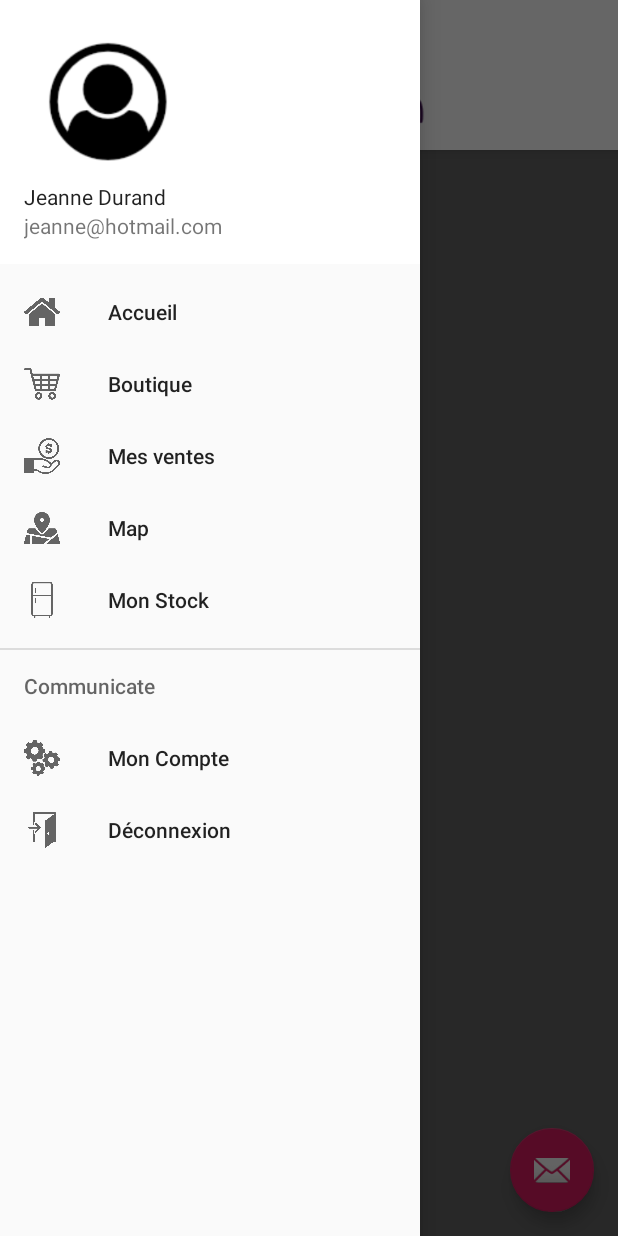
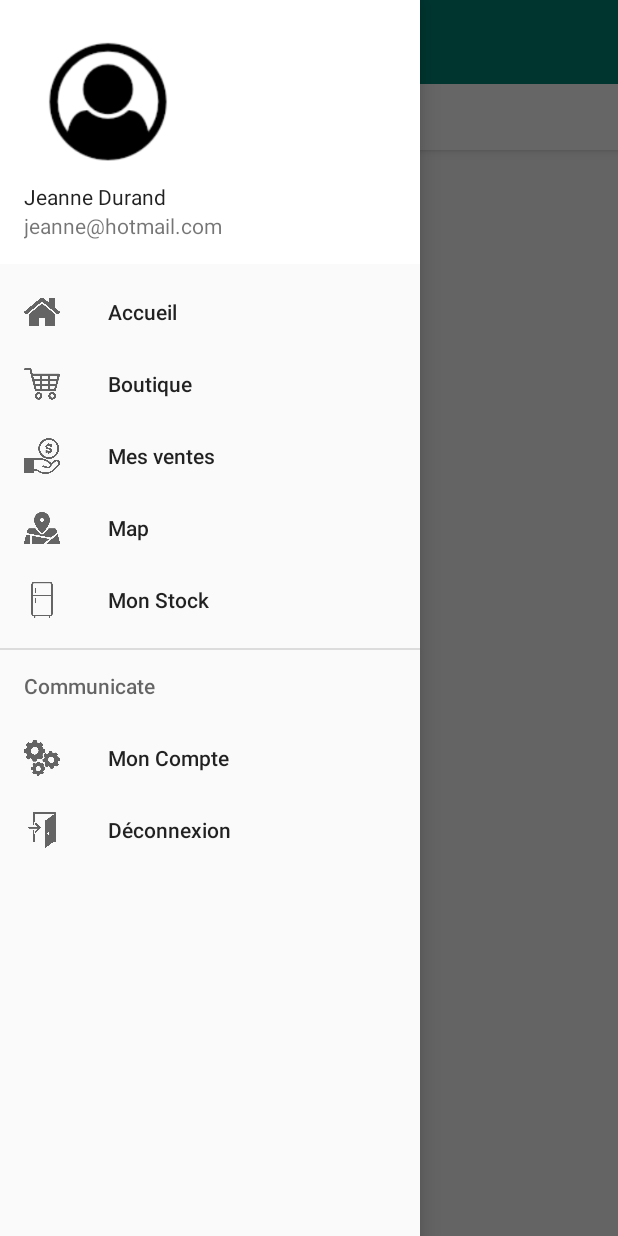
Before and after one commit to raniafe/ihm, an Android app: the screen it shows after launch (MainActivity), with the side drawer open, on a phone screen of 412 x 824 dp. Run offline under Robolectric (Android 15) with nearby library versions, the phone set to English and light mode, and no system bars.

Commit message:
# menu sur activité principale # début du stock pour la gestion des notifications # refactoring

```diff
--- a/GaspiMiamMobile/GaspiMiamVA/app/src/main/AndroidManifest.xml
+++ b/GaspiMiamMobile/GaspiMiamVA/app/src/main/AndroidManifest.xml
@@ -10,7 +10,7 @@
         android:supportsRtl="true"
         android:theme="@style/AppTheme">
         <activity
-            android:name=".MainActivity"
+            android:name=".activites.MainActivity"
             android:label="@string/app_name"
             android:theme="@style/AppTheme.NoActionBar">
             <intent-filter>
--- a/GaspiMiamMobile/GaspiMiamVA/app/src/main/java/com/example/gaspimiamva/Boutique.java
+++ b/GaspiMiamMobile/GaspiMiamVA/app/src/main/java/com/example/gaspimiamva/activites/Boutique.java
@@ -1,7 +1,9 @@
-package com.example.gaspimiamva;
+package com.example.gaspimiamva.activites;
 
 import android.support.v7.app.AppCompatActivity;
 import android.os.Bundle;
+
+import com.example.gaspimiamva.R;
 
 public class Boutique extends AppCompatActivity {
 
--- a/GaspiMiamMobile/GaspiMiamVA/app/src/main/java/com/example/gaspimiamva/MainActivity.java
+++ b/GaspiMiamMobile/GaspiMiamVA/app/src/main/java/com/example/gaspimiamva/activites/MainActivity.java
@@ -1,30 +1,34 @@
-package com.example.gaspimiamva;
+package com.example.gaspimiamva.activites;
 
 import android.content.Intent;
 import android.os.Bundle;
-import android.support.design.widget.FloatingActionButton;
-import android.support.design.widget.Snackbar;
-import android.view.View;
+import android.util.Log;
 import android.support.design.widget.NavigationView;
 import android.support.v4.view.GravityCompat;
 import android.support.v4.widget.DrawerLayout;
 import android.support.v7.app.ActionBarDrawerToggle;
 import android.support.v7.app.AppCompatActivity;
 import android.support.v7.widget.Toolbar;
-import android.view.Menu;
 import android.view.MenuItem;
+
+import com.example.gaspimiamva.R;
+import com.example.gaspimiamva.activites.Boutique;
 
 public class MainActivity extends AppCompatActivity
         implements NavigationView.OnNavigationItemSelectedListener {
+
+    private static int step = 0;
 
 
     @Override
     protected void onCreate(Bundle savedInstanceState) {
         super.onCreate(savedInstanceState);
         setContentView(R.layout.activity_main);
+
         Toolbar toolbar = (Toolbar) findViewById(R.id.toolbar);
         setSupportActionBar(toolbar);
 
+        /*
         FloatingActionButton fab = (FloatingActionButton) findViewById(R.id.fab);
         fab.setOnClickListener(new View.OnClickListener() {
             @Override
@@ -33,10 +37,12 @@ public class MainActivity extends AppCompatActivity
                         .setAction("Action", null).show();
             }
         });
+        */
 
         DrawerLayout drawer = (DrawerLayout) findViewById(R.id.drawer_layout);
         ActionBarDrawerToggle toggle = new ActionBarDrawerToggle(
                 this, drawer, toolbar, R.string.navigation_drawer_open, R.string.navigation_drawer_close);
+
         drawer.addDrawerListener(toggle);
         toggle.syncState();
 
@@ -53,13 +59,15 @@ public class MainActivity extends AppCompatActivity
             super.onBackPressed();
         }
     }
-
+/*
     @Override
     public boolean onCreateOptionsMenu(Menu menu) {
+
         // Inflate the menu; this adds items to the action bar if it is present.
         getMenuInflater().inflate(R.menu.activity_main_drawer, menu);
         return true;
     }
+    */
 
     @Override
     public boolean onOptionsItemSelected(MenuItem item) {
@@ -81,6 +89,7 @@ public class MainActivity extends AppCompatActivity
     public boolean onNavigationItemSelected(MenuItem item) {
         // Handle navigation view item clicks here.
         int id = item.getItemId();
+
 
         if (id == R.id.nav_accueil) {
             // Handle the camera action
@@ -106,7 +115,37 @@ public class MainActivity extends AppCompatActivity
 
     public void openActivityBoutique()
     {
-        Intent intent = new Intent(this,Boutique.class) ;
+        Intent intent = new Intent(this, Boutique.class) ;
         startActivity(intent) ;
     }
+
+    @Override
+    protected void onStart() {
+        Log.d("LIFECYCLE", "step " + step++ + "  --> onStart()");
+        super.onStart();
+    }
+
+    @Override
+    protected void onResume() {
+        super.onResume();
+        Log.d("LIFECYCLE", "step " + step++ + "  --> onResume()");
+    }
+
+    @Override
+    protected void onPause() {
+        super.onPause();
+        Log.d("LIFECYCLE", "step " + step++ + "  --> onPause()");
+    }
+
+    @Override
+    protected void onStop() {
+        super.onStop();
+        Log.d("LIFECYCLE", "step " + step++ + "  --> onStop()");
+    }
+
+    @Override
+    protected void onDestroy() {
+        super.onDestroy();
+        Log.d("LIFECYCLE", "step " + step++ + "  --> onDestroy()");
+    }
 }
--- a/GaspiMiamMobile/GaspiMiamVA/app/src/main/res/layout/activity_main.xml
+++ b/GaspiMiamMobile/GaspiMiamVA/app/src/main/res/layout/activity_main.xml
@@ -6,29 +6,9 @@
     android:layout_width="match_parent"
     android:layout_height="match_parent"
     android:fitsSystemWindows="true"
-    tools:context=".MainActivity"
+    tools:context=".activites.MainActivity"
     tools:openDrawer="start" >
 
-    <LinearLayout
-        android:layout_width="match_parent"
-        android:layout_height="match_parent"
-        android:orientation="vertical">
-
-        <android.support.v7.widget.Toolbar
-            android:id="@+id/toolbar"
-            android:layout_width="match_parent"
-            android:layout_height="wrap_content"
-            android:background="@android:color/background_light"
-            android:minHeight="?attr/actionBarSize"
-            android:theme="?attr/actionBarTheme"
-            android:elevation="4dp"/>
-
-        <FrameLayout
-            android:layout_width="match_parent"
-            android:layout_height="match_parent"
-            android:id="@+id/fragment_container"></FrameLayout>
-
-    </LinearLayout>
 
     <include
         layout="@layout/app_bar_main"
--- a/GaspiMiamMobile/GaspiMiamVA/app/src/main/res/layout/app_bar_main.xml
+++ b/GaspiMiamMobile/GaspiMiamVA/app/src/main/res/layout/app_bar_main.xml
@@ -4,28 +4,34 @@
     xmlns:tools="http://schemas.android.com/tools"
     android:layout_width="match_parent"
     android:layout_height="match_parent"
-    tools:context=".MainActivity">
+    tools:context=".activites.MainActivity"
+    >
 
     <android.support.design.widget.AppBarLayout
         android:layout_width="match_parent"
         android:layout_height="100dp"
-        android:background="@android:color/background_light"
-        android:theme="@style/AppTheme.AppBarOverlay">
+        android:theme="@style/AppTheme.AppBarOverlay"
+        >
+
+        <android.support.v7.widget.Toolbar
+            android:id="@+id/toolbar"
+            android:layout_width="match_parent"
+            android:layout_height="?attr/actionBarSize"
+            android:background="?attr/colorPrimary"
+            app:popupTheme="@style/AppTheme.PopupOverlay"
+
+            />
 
         <ImageView
-            android:id="@+id/imageView3"
-            android:layout_width="match_parent"
-            android:layout_height="match_parent"
-            app:srcCompat="@drawable/logo" />
+        android:id="@+id/imageView3"
+        android:layout_width="match_parent"
+        android:layout_height="match_parent"
+        app:srcCompat="@drawable/logo"
+            android:background="@android:color/background_light"
+            android:contentDescription="TODO" />
 
     </android.support.design.widget.AppBarLayout>
 
-    <android.support.design.widget.FloatingActionButton
-        android:id="@+id/fab"
-        android:layout_width="wrap_content"
-        android:layout_height="wrap_content"
-        android:layout_gravity="bottom|end"
-        android:layout_margin="@dimen/fab_margin"
-        app:srcCompat="@android:drawable/ic_dialog_email" />
+    <include layout ="@layout/content_main"></include>
 
 </android.support.design.widget.CoordinatorLayout>
--- a/GaspiMiamMobile/GaspiMiamVA/app/src/main/res/menu/activity_main_drawer.xml
+++ b/GaspiMiamMobile/GaspiMiamVA/app/src/main/res/menu/activity_main_drawer.xml
@@ -7,35 +7,35 @@
         <item
             android:id="@+id/nav_accueil"
             android:icon="@drawable/home"
-            android:title="Accueil" />
+            android:title="@string/accueil" />
         <item
             android:id="@+id/nav_boutique"
             android:icon="@drawable/boutique"
-            android:title="Boutique" />
+            android:title="@string/boutique" />
         <item
             android:id="@+id/nav_mesventes"
             android:icon="@drawable/mesventes1"
-            android:title="Mes ventes" />
+            android:title="@string/mes_ventes" />
         <item
             android:id="@+id/nav_map"
             android:icon="@drawable/map"
-            android:title="Map" />
+            android:title="@string/map" />
         <item
             android:id="@+id/nav_stock"
             android:icon="@drawable/monstock"
-            android:title="Mon Stock" />
+            android:title="@string/mon_stock" />
     </group>
 
-    <item android:title="Communicate">
+    <item android:title="@string/communicate">
         <menu>
             <item
                 android:id="@+id/nav_moncompte"
                 android:icon="@drawable/moncompte"
-                android:title="Mon Compte" />
+                android:title="@string/mon_compte" />
             <item
                 android:id="@+id/nav_deconnexion"
                 android:icon="@drawable/deconnexion"
-                android:title="Déconnexion" />
+                android:title="@string/d_connexion" />
         </menu>
     </item>
 
--- a/GaspiMiamMobile/GaspiMiamVA/app/src/main/res/values/strings.xml
+++ b/GaspiMiamMobile/GaspiMiamVA/app/src/main/res/values/strings.xml
@@ -6,6 +6,18 @@
     <string name="nav_header_subtitle">jeanne@hotmail.com</string>
     <string name="nav_header_desc">Navigation header</string>
     <string name="action_settings">Settings</string>
+    <string name = "nav_boutique"> Boutique </string>
+    <string name="nav_accueil"> Acceuil </string>
     <string name="logo">logo</string>
+    <string name="boutique">Boutique</string>
+    <string name="accueil">Accueil</string>
+    <string name="mes_ventes">Mes ventes</string>
+    <string name="map">Map</string>
+    <string name="mon_stock">Mon Stock</string>
+    <string name="communicate">Communicate</string>
+    <string name="mon_compte">Mon Compte</string>
+    <string name="d_connexion">Déconnexion</string>
+    <string name="button">Button</string>
+    <string name="buton">Button</string>
 
 </resources>
```
Also changed, not shown: GaspiMiamMobile/GaspiMiamVA/app/src/main/java/com/example/gaspimiamva/activites/StockActivity.java (added, +36 -0 lines), GaspiMiamMobile/GaspiMiamVA/app/src/main/java/com/example/gaspimiamva/fragments/StockFragment.java (added, +57 -0 lines), GaspiMiamMobile/GaspiMiamVA/app/src/main/res/layout/activity_boutique.xml (+10 -1 lines), GaspiMiamMobile/GaspiMiamVA/app/src/main/res/layout/activity_stock.xml (added, +14 -0 lines), GaspiMiamMobile/GaspiMiamVA/app/src/main/res/layout/content_main.xml (+5 -2 lines), GaspiMiamMobile/GaspiMiamVA/app/src/main/res/layout/stock.xml (added, +13 -0 lines).
